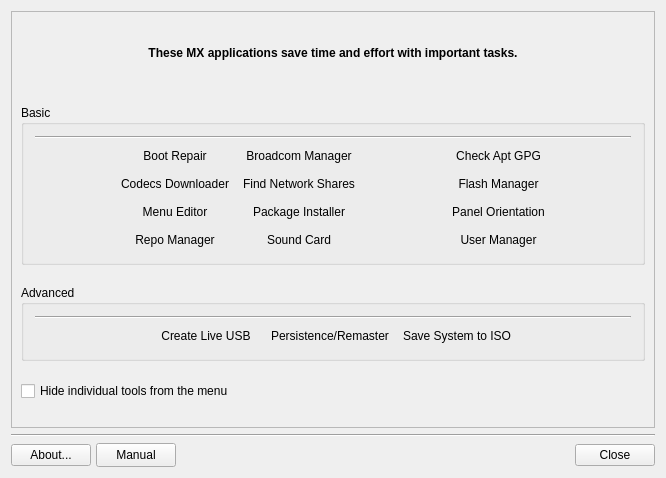
Before: the Qt Designer form mxtools.ui in AdrianTM/mx-tools, drawn with Qt 5.
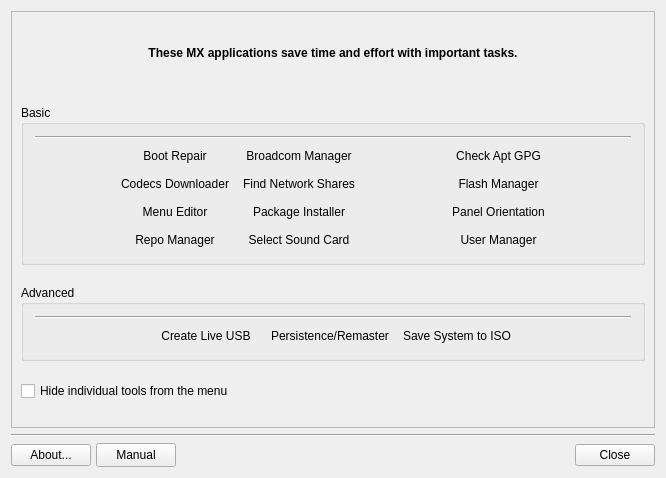
After: the same form once the commit is applied. Icons and pictures are not drawn. Custom widgets are drawn as their Qt base class.

What changed in the file:
```diff
--- a/mxtools.ui
+++ b/mxtools.ui
@@ -602,7 +602,7 @@
             <string>Select the sound card you want to use.</string>
            </property>
            <property name="text">
-            <string>Sound Card</string>
+            <string>Select Sound Card</string>
            </property>
            <property name="icon">
             <iconset>
```
